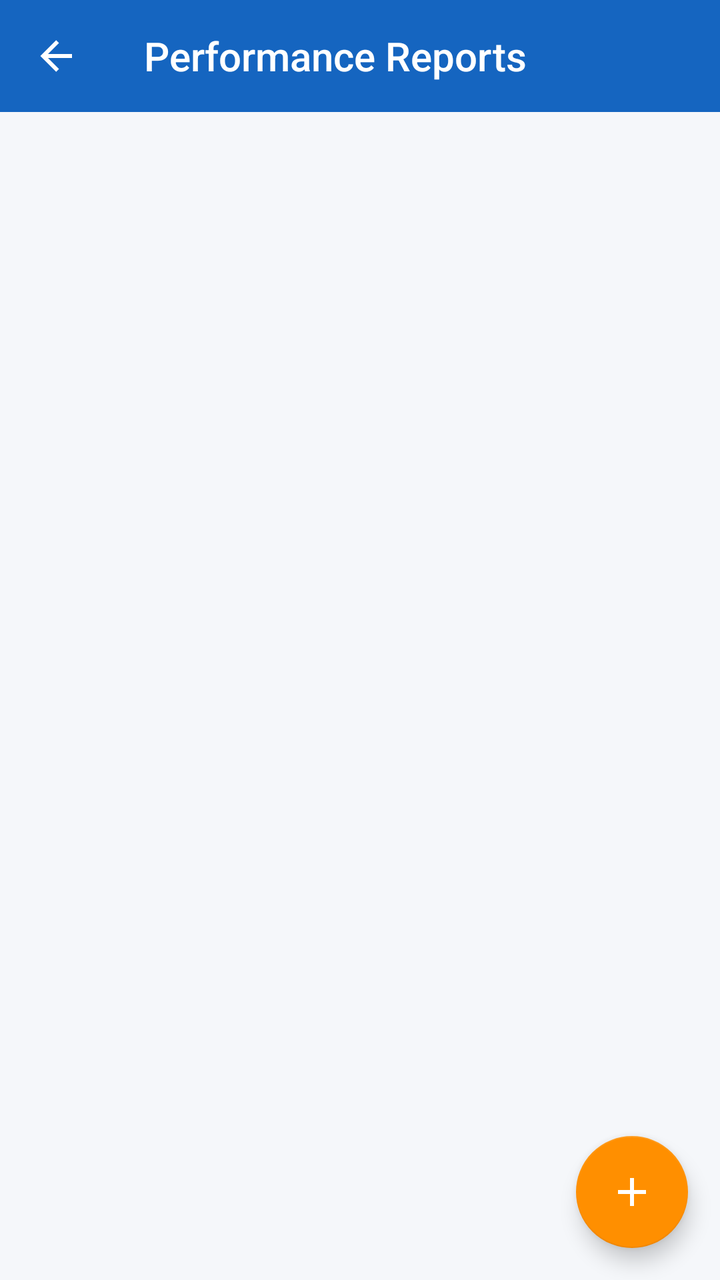
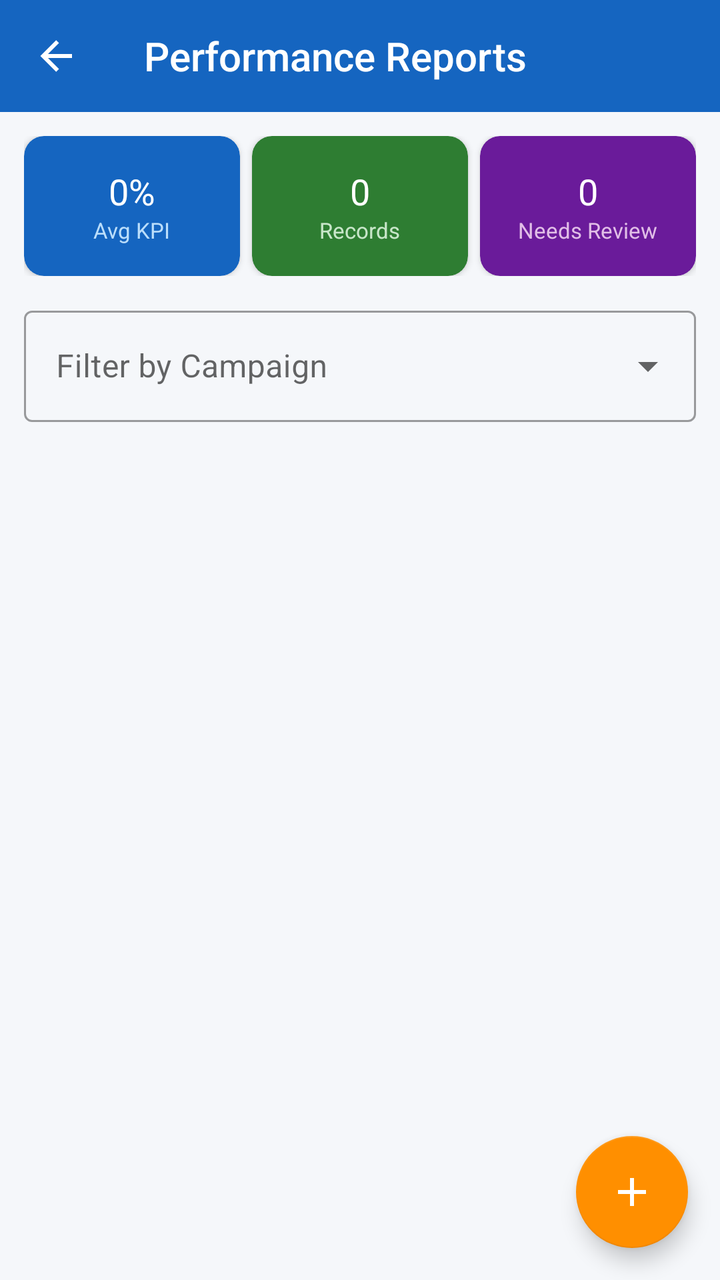

An Android layout rendered at two revisions. The XML below is the earlier revision; the diff shows what the commit changed to produce the second picture.
<!-- AndroidManifest.xml: application theme Theme.WorkVerse -->
<!-- res/layout/activity_admin_performance.xml -->
<?xml version="1.0" encoding="utf-8"?>
<androidx.coordinatorlayout.widget.CoordinatorLayout xmlns:android="http://schemas.android.com/apk/res/android"
    xmlns:app="http://schemas.android.com/apk/res-auto"
    android:layout_width="match_parent" android:layout_height="match_parent"
    android:background="@color/background">
    <LinearLayout android:layout_width="match_parent" android:layout_height="match_parent"
        android:orientation="vertical">
        <androidx.appcompat.widget.Toolbar android:id="@+id/toolbar"
            android:layout_width="match_parent" android:layout_height="?attr/actionBarSize"
            style="@style/WorkVerse.Toolbar" app:title="Performance Reports" app:navigationIcon="@drawable/ic_back"/>
        <androidx.recyclerview.widget.RecyclerView android:id="@+id/recyclerView"
            android:layout_width="match_parent" android:layout_height="0dp"
            android:layout_weight="1" android:padding="8dp" android:clipToPadding="false"
            android:paddingBottom="80dp"/>
        <TextView android:id="@+id/tvEmpty" android:layout_width="match_parent"
            android:layout_height="wrap_content" android:text="No performance records yet.\nTap + to add one."
            android:gravity="center" android:padding="40dp"
            android:textColor="@color/text_secondary" android:textSize="15sp" android:visibility="gone"/>
        <ProgressBar android:id="@+id/progressBar" android:layout_width="wrap_content"
            android:layout_height="wrap_content" android:layout_gravity="center" android:visibility="gone"/>
    </LinearLayout>
    <com.google.android.material.floatingactionbutton.FloatingActionButton
        android:id="@+id/fabAdd"
        android:layout_width="wrap_content" android:layout_height="wrap_content"
        android:layout_gravity="bottom|end" android:layout_margin="16dp"
        app:srcCompat="@drawable/ic_add" app:tint="@android:color/white"/>
</androidx.coordinatorlayout.widget.CoordinatorLayout>
<!-- resources referenced by this layout -->
<resources>
  <color name="background">#F5F7FA</color>
  <color name="text_secondary">#757575</color>
  <!-- drawable ic_add (drawable) -->
  <?xml version="1.0" encoding="utf-8"?>
  <vector xmlns:android="http://schemas.android.com/apk/res/android" android:width="24dp" android:height="24dp" android:viewportWidth="24" android:viewportHeight="24">
      <path android:fillColor="#FFFFFF" android:pathData="M19,13H13V19H11V13H5V11H11V5H13V11H19V13Z"/>
  </vector>
  <!-- drawable ic_back (drawable) -->
  <?xml version="1.0" encoding="utf-8"?>
  <vector xmlns:android="http://schemas.android.com/apk/res/android" android:width="24dp" android:height="24dp" android:viewportWidth="24" android:viewportHeight="24">
      <path android:fillColor="#FFFFFF" android:pathData="M20,11V13H8L13.5,18.5L12.08,19.92L4.16,12L12.08,4.08L13.5,5.5L8,11H20Z"/>
  </vector>
  <style name="WorkVerse.Toolbar" parent="Widget.AppCompat.Toolbar">
          <item name="android:background">@color/primary</item>
          <item name="android:theme">@style/ThemeOverlay.AppCompat.Dark.ActionBar</item>
      </style>
  <style name="Theme.WorkVerse" parent="Theme.MaterialComponents.Light.NoActionBar">
          <item name="colorPrimary">@color/primary</item>
          <item name="colorPrimaryVariant">@color/primary_dark</item>
          <item name="colorOnPrimary">@color/white</item>
          <item name="colorSecondary">@color/accent</item>
          <item name="android:colorBackground">@color/background</item>
          <item name="android:statusBarColor">@color/primary_dark</item>
      </style>
  <color name="primary">#1565C0</color>
  <color name="primary_dark">#0D47A1</color>
  <color name="white">#FFFFFF</color>
  <color name="accent">#FF8F00</color>
</resources>

<!-- the commit's change to res/layout/activity_admin_performance.xml (unified diff, before → after) -->
@@ -3,22 +3,88 @@
     xmlns:app="http://schemas.android.com/apk/res-auto"
     android:layout_width="match_parent" android:layout_height="match_parent"
     android:background="@color/background">
+
     <LinearLayout android:layout_width="match_parent" android:layout_height="match_parent"
         android:orientation="vertical">
+
         <androidx.appcompat.widget.Toolbar android:id="@+id/toolbar"
             android:layout_width="match_parent" android:layout_height="?attr/actionBarSize"
             style="@style/WorkVerse.Toolbar" app:title="Performance Reports" app:navigationIcon="@drawable/ic_back"/>
+
+        
+        <LinearLayout android:layout_width="match_parent" android:layout_height="wrap_content"
+            android:orientation="horizontal" android:padding="12dp">
+
+            <androidx.cardview.widget.CardView
+                android:layout_width="0dp" android:layout_height="70dp" android:layout_weight="1"
+                android:layout_marginEnd="6dp" app:cardCornerRadius="10dp" app:cardElevation="2dp"
+                app:cardBackgroundColor="@color/card_blue">
+                <LinearLayout android:layout_width="match_parent" android:layout_height="match_parent"
+                    android:gravity="center" android:orientation="vertical">
+                    <TextView android:id="@+id/tvAvgKpi" android:layout_width="wrap_content"
+                        android:layout_height="wrap_content" android:text="0%"
+                        android:textColor="@color/white" android:textSize="18sp" android:fontFamily="sans-serif-bold"/>
+                    <TextView android:layout_width="wrap_content" android:layout_height="wrap_content"
+                        android:text="Avg KPI" android:textColor="#BBDEFB" android:textSize="11sp"/>
+                </LinearLayout>
+            </androidx.cardview.widget.CardView>
+
+            <androidx.cardview.widget.CardView
+                android:layout_width="0dp" android:layout_height="70dp" android:layout_weight="1"
+                android:layout_marginEnd="6dp" app:cardCornerRadius="10dp" app:cardElevation="2dp"
+                app:cardBackgroundColor="@color/card_green">
+                <LinearLayout android:layout_width="match_parent" android:layout_height="match_parent"
+                    android:gravity="center" android:orientation="vertical">
+                    <TextView android:id="@+id/tvTotalRecords" android:layout_width="wrap_content"
+                        android:layout_height="wrap_content" android:text="0"
+                        android:textColor="@color/white" android:textSize="18sp" android:fontFamily="sans-serif-bold"/>
+                    <TextView android:layout_width="wrap_content" android:layout_height="wrap_content"
+                        android:text="Records" android:textColor="#C8E6C9" android:textSize="11sp"/>
+                </LinearLayout>
+            </androidx.cardview.widget.CardView>
+
+            <androidx.cardview.widget.CardView
+                android:layout_width="0dp" android:layout_height="70dp" android:layout_weight="1"
+                app:cardCornerRadius="10dp" app:cardElevation="2dp"
+                app:cardBackgroundColor="@color/card_purple">
+                <LinearLayout android:layout_width="match_parent" android:layout_height="match_parent"
+                    android:gravity="center" android:orientation="vertical">
+                    <TextView android:id="@+id/tvNeedsReview" android:layout_width="wrap_content"
+                        android:layout_height="wrap_content" android:text="0"
+                        android:textColor="@color/white" android:textSize="18sp" android:fontFamily="sans-serif-bold"/>
+                    <TextView android:layout_width="wrap_content" android:layout_height="wrap_content"
+                        android:text="Needs Review" android:textColor="#E1BEE7" android:textSize="11sp"/>
+                </LinearLayout>
+            </androidx.cardview.widget.CardView>
+        </LinearLayout>
+
+        
+        <com.google.android.material.textfield.TextInputLayout
+            style="@style/Widget.MaterialComponents.TextInputLayout.OutlinedBox.ExposedDropdownMenu"
+            android:layout_width="match_parent" android:layout_height="wrap_content"
+            android:layout_marginStart="12dp" android:layout_marginEnd="12dp"
+            android:layout_marginBottom="8dp">
+            <AutoCompleteTextView
+                android:id="@+id/actCampaignFilter"
+                android:layout_width="match_parent" android:layout_height="wrap_content"
+                android:hint="Filter by Campaign"
+                android:inputType="none"/>
+        </com.google.android.material.textfield.TextInputLayout>
+
         <androidx.recyclerview.widget.RecyclerView android:id="@+id/recyclerView"
             android:layout_width="match_parent" android:layout_height="0dp"
             android:layout_weight="1" android:padding="8dp" android:clipToPadding="false"
             android:paddingBottom="80dp"/>
+
         <TextView android:id="@+id/tvEmpty" android:layout_width="match_parent"
             android:layout_height="wrap_content" android:text="No performance records yet.\nTap + to add one."
             android:gravity="center" android:padding="40dp"
             android:textColor="@color/text_secondary" android:textSize="15sp" android:visibility="gone"/>
+
         <ProgressBar android:id="@+id/progressBar" android:layout_width="wrap_content"
             android:layout_height="wrap_content" android:layout_gravity="center" android:visibility="gone"/>
     </LinearLayout>
+
     <com.google.android.material.floatingactionbutton.FloatingActionButton
         android:id="@+id/fabAdd"
         android:layout_width="wrap_content" android:layout_height="wrap_content"
<!-- resource entries referenced after the edit -->
@@ -1,6 +1,9 @@
 <!-- resources referenced by this layout -->
 <resources>
   <color name="background">#F5F7FA</color>
+  <color name="card_blue">#1565C0</color>
+  <color name="card_green">#2E7D32</color>
+  <color name="card_purple">#6A1B9A</color>
   <color name="text_secondary">#757575</color>
   <!-- drawable ic_add (drawable) -->
   <?xml version="1.0" encoding="utf-8"?>
